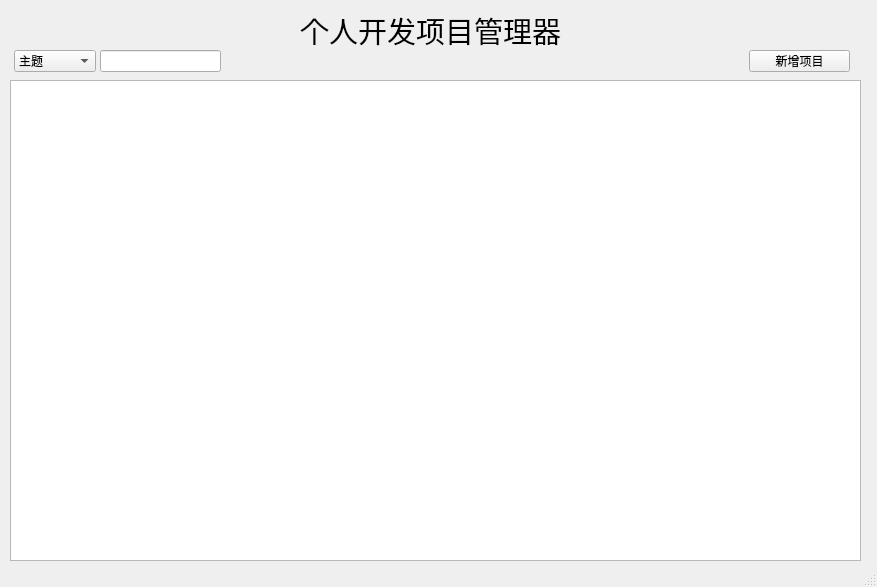
This is mainwindow.ui in HEYsir/prjbox as Qt 5 draws it before an edit. The edited form follows.
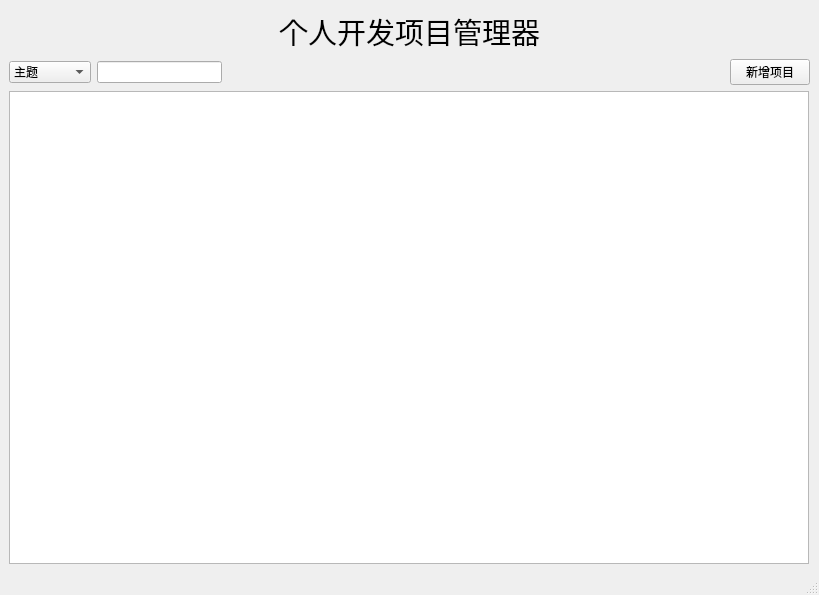
This is the edited form.

Commit message: 完成窗口布局调整

Diff of the .ui file:
```diff
--- a/mainwindow.ui
+++ b/mainwindow.ui
@@ -9,22 +9,43 @@
    <rect>
     <x>0</x>
     <y>0</y>
-    <width>877</width>
-    <height>587</height>
+    <width>819</width>
+    <height>595</height>
    </rect>
   </property>
+  <property name="sizePolicy">
+   <sizepolicy hsizetype="Fixed" vsizetype="Minimum">
+    <horstretch>0</horstretch>
+    <verstretch>0</verstretch>
+   </sizepolicy>
+  </property>
+  <property name="minimumSize">
+   <size>
+    <width>819</width>
+    <height>595</height>
+   </size>
+  </property>
   <property name="windowTitle">
    <string>个人开发项目管理器</string>
   </property>
   <widget class="QWidget" name="centralwidget">
+   <layout class="QGridLayout" name="gridLayout_2">
+    <item row="0" column="0">
    <widget class="QLabel" name="label">
-    <property name="geometry">
-     <rect>
-      <x>300</x>
-      <y>10</y>
-      <width>271</width>
-      <height>41</height>
-     </rect>
+      <property name="enabled">
+       <bool>true</bool>
+      </property>
+      <property name="sizePolicy">
+       <sizepolicy hsizetype="Fixed" vsizetype="Fixed">
+        <horstretch>0</horstretch>
+        <verstretch>0</verstretch>
+       </sizepolicy>
+      </property>
+      <property name="minimumSize">
+       <size>
+        <width>801</width>
+        <height>44</height>
+       </size>
     </property>
     <property name="font">
      <font>
@@ -37,15 +58,26 @@
     <property name="scaledContents">
      <bool>false</bool>
     </property>
-   </widget>
+      <property name="alignment">
+       <set>Qt::AlignCenter</set>
+      </property>
+     </widget>
+    </item>
+    <item row="1" column="0">
+     <layout class="QGridLayout" name="gridLayout">
+      <item row="2" column="0" colspan="5" alignment="Qt::AlignHCenter">
    <widget class="QTableView" name="prjtable">
-    <property name="geometry">
-     <rect>
-      <x>10</x>
-      <y>80</y>
-      <width>851</width>
-      <height>481</height>
-     </rect>
+        <property name="sizePolicy">
+         <sizepolicy hsizetype="Fixed" vsizetype="Minimum">
+          <horstretch>0</horstretch>
+          <verstretch>0</verstretch>
+         </sizepolicy>
+        </property>
+        <property name="minimumSize">
+         <size>
+          <width>800</width>
+          <height>471</height>
+         </size>
     </property>
     <property name="mouseTracking">
      <bool>false</bool>
@@ -74,28 +106,87 @@
     <property name="selectionBehavior">
      <enum>QAbstractItemView::SelectRows</enum>
     </property>
-   </widget>
+        <property name="sortingEnabled">
+         <bool>true</bool>
+        </property>
+        <attribute name="horizontalHeaderShowSortIndicator" stdset="0">
+         <bool>true</bool>
+        </attribute>
+       </widget>
+      </item>
+      <item row="0" column="1">
    <widget class="QLineEdit" name="lineEdit">
-    <property name="geometry">
-     <rect>
-      <x>100</x>
-      <y>50</y>
-      <width>121</width>
+        <property name="sizePolicy">
+         <sizepolicy hsizetype="Fixed" vsizetype="Fixed">
+          <horstretch>0</horstretch>
+          <verstretch>0</verstretch>
+         </sizepolicy>
+        </property>
+        <property name="minimumSize">
+         <size>
+          <width>125</width>
       <height>22</height>
-     </rect>
-    </property>
-   </widget>
+         </size>
+        </property>
+       </widget>
+      </item>
+      <item row="0" column="4">
+       <widget class="QPushButton" name="addprj">
+        <property name="sizePolicy">
+         <sizepolicy hsizetype="Fixed" vsizetype="Fixed">
+          <horstretch>0</horstretch>
+          <verstretch>0</verstretch>
+         </sizepolicy>
+        </property>
+        <property name="minimumSize">
+         <size>
+          <width>80</width>
+          <height>22</height>
+         </size>
+        </property>
+        <property name="text">
+         <string>新增项目</string>
+        </property>
+       </widget>
+      </item>
+      <item row="0" column="3">
+       <widget class="QLabel" name="label_2">
+        <property name="enabled">
+         <bool>false</bool>
+        </property>
+        <property name="sizePolicy">
+         <sizepolicy hsizetype="Fixed" vsizetype="Fixed">
+          <horstretch>0</horstretch>
+          <verstretch>0</verstretch>
+         </sizepolicy>
+        </property>
+        <property name="minimumSize">
+         <size>
+          <width>495</width>
+          <height>22</height>
+         </size>
+        </property>
+        <property name="text">
+         <string/>
+        </property>
+       </widget>
+      </item>
+      <item row="0" column="0">
    <widget class="QComboBox" name="comboBox">
     <property name="enabled">
      <bool>true</bool>
     </property>
-    <property name="geometry">
-     <rect>
-      <x>14</x>
-      <y>50</y>
+        <property name="sizePolicy">
+         <sizepolicy hsizetype="Fixed" vsizetype="Fixed">
+          <horstretch>0</horstretch>
+          <verstretch>0</verstretch>
+         </sizepolicy>
+        </property>
+        <property name="minimumSize">
+         <size>
       <width>82</width>
       <height>22</height>
-     </rect>
+         </size>
     </property>
     <property name="mouseTracking">
      <bool>false</bool>
@@ -133,19 +224,10 @@
      </property>
     </item>
    </widget>
-   <widget class="QPushButton" name="addprj">
-    <property name="geometry">
-     <rect>
-      <x>749</x>
-      <y>50</y>
-      <width>101</width>
-      <height>22</height>
-     </rect>
-    </property>
-    <property name="text">
-     <string>新增项目</string>
-    </property>
-   </widget>
+      </item>
+     </layout>
+    </item>
+   </layout>
   </widget>
   <widget class="QStatusBar" name="statusbar"/>
  </widget>
```
Left out of the diff: 9 changed lines with no effect on the pictures. Lines whose indentation alone changed are shown as unchanged. The commit also changes 1 other file.
